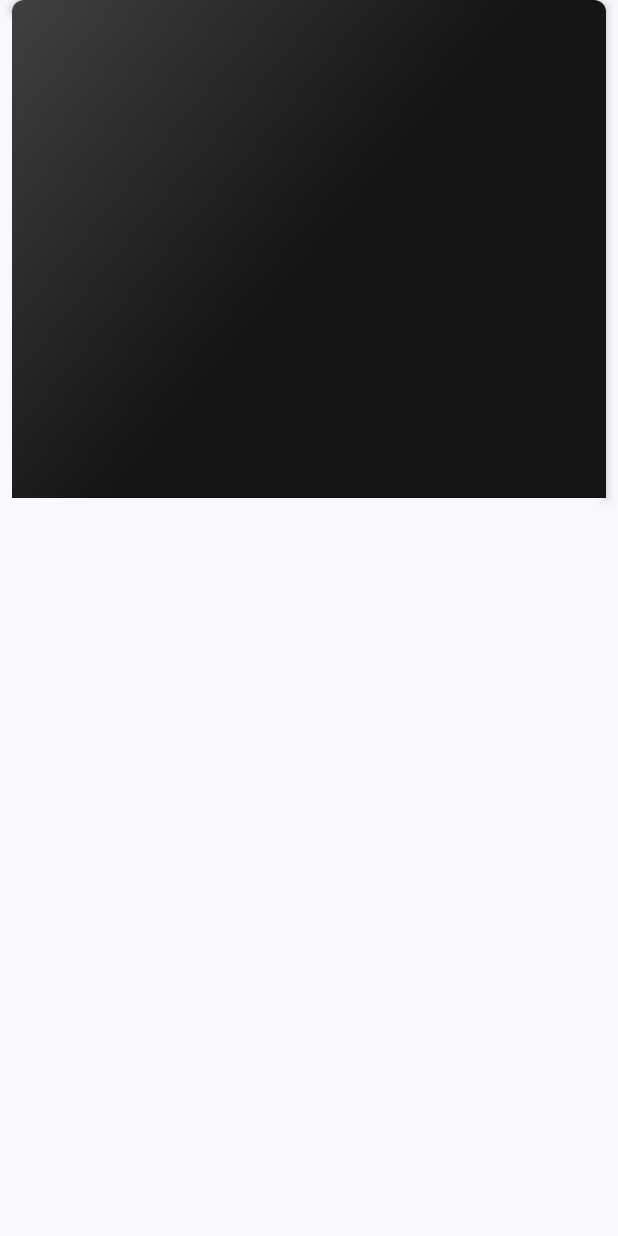
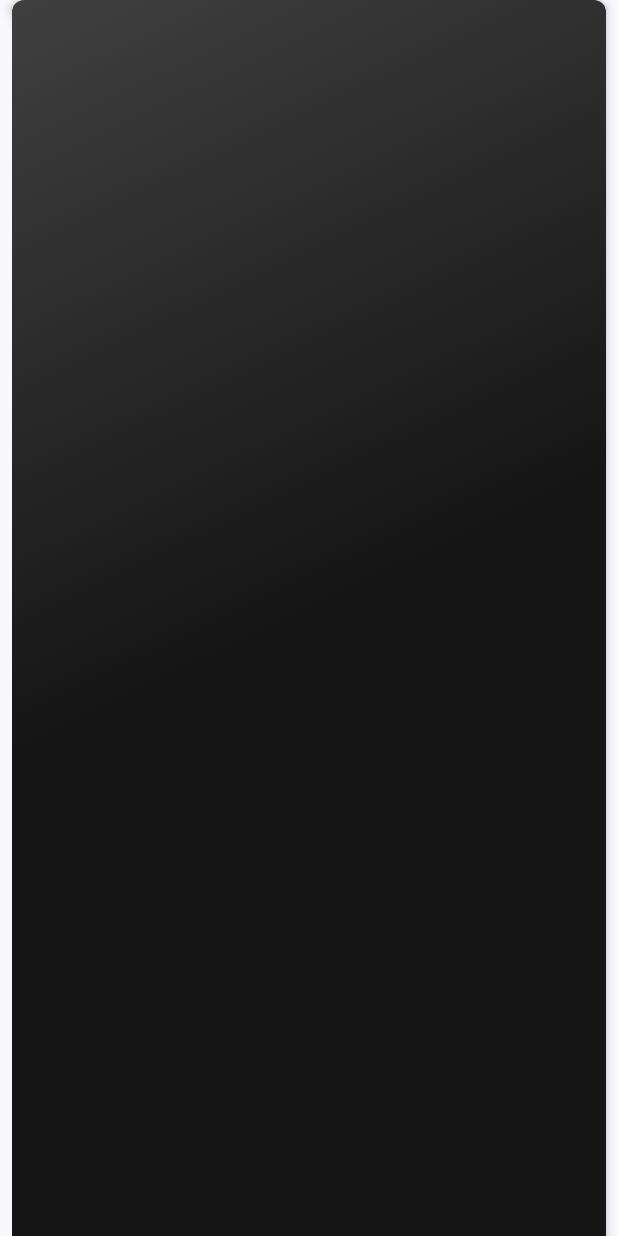
Before and after one commit to EmilioFdez12/WAC, an Android app built with Jetpack Compose: the composable DriverStandingsList called with empty values, on a phone screen of 412 x 824 dp. Run offline under Robolectric (Android 15) with nearby library versions, the phone set to English and light mode, and no system bars; our stand-ins replace Dagger/Hilt's generated code, Firebase (no records; nobody signed in at launch, a user with empty details on screens opened directly); Roboto replaces fonts that are not available here.

Commit message:
feat(ui): implement adaptive sizing for components across screen widths

```diff
--- a/app/src/main/java/com/emi/wac/ui/components/category_details/standings/DriverStandingsList.kt
+++ b/app/src/main/java/com/emi/wac/ui/components/category_details/standings/DriverStandingsList.kt
@@ -2,8 +2,7 @@ package com.emi.wac.ui.components.category_details.standings
 
 import androidx.compose.foundation.background
 import androidx.compose.foundation.layout.Box
-import androidx.compose.foundation.layout.fillMaxWidth
-import androidx.compose.foundation.layout.height
+import androidx.compose.foundation.layout.fillMaxSize
 import androidx.compose.foundation.layout.padding
 import androidx.compose.foundation.lazy.LazyColumn
 import androidx.compose.foundation.lazy.items
@@ -37,6 +36,8 @@ fun DriverStandingsList(
     standings: List<Driver>,
     category: String
 ) {
+    val dividerColor = getPrimaryColorForCategory(category)
+
     val db = Firebase.firestore
     val standingsRepository = remember { StandingsRepository(db) }
     var constructorsList by remember { mutableStateOf<List<Constructor>?>(null) }
@@ -44,14 +45,6 @@ fun DriverStandingsList(
     // Get screen width for adaptive sizing
     val configuration = LocalConfiguration.current
     val screenWidth = configuration.screenWidthDp.dp
-
-    // Adaptive card height
-    val cardHeight = when {
-        screenWidth < 360.dp -> 100.dp
-        screenWidth < 400.dp -> 184.dp
-        screenWidth < 600.dp -> 332.dp
-        else -> 360.dp
-    }
 
     // Adaptive padding
     val listPadding = when {
@@ -78,10 +71,10 @@ fun DriverStandingsList(
 
     // Adaptive divider thickness
     val dividerThickness = when {
-        screenWidth < 360.dp -> 0.3.dp
-        screenWidth < 400.dp -> 0.4.dp
-        screenWidth < 600.dp -> 0.5.dp
-        else -> 0.6.dp
+        screenWidth < 360.dp -> 0.8.dp
+        screenWidth < 400.dp -> 0.9.dp
+        screenWidth < 600.dp -> 1.dp
+        else -> 1.1.dp
     }
 
     LaunchedEffect(category) {
@@ -93,7 +86,7 @@ fun DriverStandingsList(
 
     Card(
         modifier = Modifier
-            .fillMaxWidth()
+            .fillMaxSize() // Use fillMaxSize instead of fixed height
             .padding(horizontal = horizontalPadding),
         colors = CardDefaults.cardColors(
             containerColor = Color.Transparent
@@ -110,6 +103,7 @@ fun DriverStandingsList(
     ) {
         Box(
             modifier = Modifier
+                .fillMaxSize()
                 .background(
                     Brush.linearGradient(
                         colors = listOf(
@@ -122,9 +116,8 @@ fun DriverStandingsList(
         ) {
             LazyColumn(
                 modifier = Modifier
-                    .fillMaxWidth()
-                    .height(cardHeight)
-                    .padding(listPadding),
+                    .fillMaxSize()
+                    .padding(listPadding)
             ) {
                 items(standings) { standing ->
                     DriverStandingItem(
@@ -133,11 +126,11 @@ fun DriverStandingsList(
                         drivers = standings,
                         constructors = constructorsList
                     )
-                    if (standings.indexOf(standing) < standings.size - 1) {
+                    if (standing != standings.last()) {
                         HorizontalDivider(
                             modifier = Modifier.padding(vertical = verticalPadding),
                             thickness = dividerThickness,
-                            color = getPrimaryColorForCategory(category).copy(alpha = 0.7f)
+                            color = dividerColor
                         )
                     }
                 }
--- a/gradle/libs.versions.toml
+++ b/gradle/libs.versions.toml
@@ -1,6 +1,6 @@
 [versions]
 accompanistSystemuicontroller = "0.30.1"
-agp = "8.10.0"
+agp = "8.10.1"
 androidxCredentials = "<latest version>"
 coilCompose = "3.1.0"
 converterGson = "2.9.0"
```
Also changed, not shown: app/src/main/java/com/emi/wac/ui/components/BottomBar.kt (+14 -1 lines), app/src/main/java/com/emi/wac/ui/components/category_details/StandingsComponent.kt (+27 -9 lines), app/src/main/java/com/emi/wac/ui/components/category_details/standings/ConstructorStandingsList.kt (+8 -18 lines), app/src/main/java/com/emi/wac/ui/components/home/RaceCard.kt (+15 -3 lines), app/src/main/java/com/emi/wac/ui/components/news/NewsCard.kt (+15 -1 lines), 4 other files.
